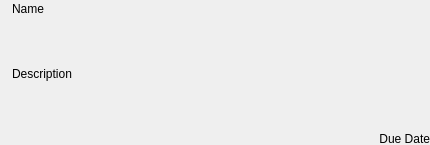
Before: the Qt Designer form taskwidget.ui in EgorMaksM/ToDo, drawn with Qt 5.
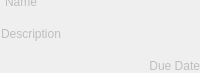
After: the same form once the commit is applied.

Diff of the .ui file:
```diff
--- a/taskwidget.ui
+++ b/taskwidget.ui
@@ -2,14 +2,23 @@
 <ui version="4.0">
  <class>TaskWidget</class>
  <widget class="QFrame" name="TaskWidget">
+  <property name="enabled">
+   <bool>false</bool>
+  </property>
   <property name="geometry">
    <rect>
     <x>0</x>
     <y>0</y>
-    <width>430</width>
-    <height>145</height>
+    <width>200</width>
+    <height>73</height>
    </rect>
   </property>
+  <property name="sizePolicy">
+   <sizepolicy hsizetype="Preferred" vsizetype="Preferred">
+    <horstretch>0</horstretch>
+    <verstretch>0</verstretch>
+   </sizepolicy>
+  </property>
   <property name="maximumSize">
    <size>
     <width>16777215</width>
@@ -30,11 +39,20 @@
     <rect>
      <x>-1</x>
      <y>-5</y>
-     <width>431</width>
-     <height>151</height>
+     <width>201</width>
+     <height>81</height>
     </rect>
    </property>
    <layout class="QHBoxLayout" name="mainLayout">
+    <property name="spacing">
+     <number>0</number>
+    </property>
+    <property name="sizeConstraint">
+     <enum>QLayout::SizeConstraint::SetDefaultConstraint</enum>
+    </property>
+    <property name="topMargin">
+     <number>0</number>
+    </property>
     <property name="bottomMargin">
      <number>0</number>
     </property>
@@ -60,7 +78,7 @@
        <number>0</number>
       </property>
       <property name="leftMargin">
-       <number>7</number>
+       <number>2</number>
       </property>
       <property name="topMargin">
        <number>0</number>
@@ -69,7 +87,7 @@
        <number>0</number>
       </property>
       <property name="bottomMargin">
-       <number>0</number>
+       <number>3</number>
       </property>
       <item>
        <layout class="QHBoxLayout" name="headerLayout">
@@ -77,10 +95,10 @@
          <number>0</number>
         </property>
         <property name="leftMargin">
-         <number>0</number>
+         <number>4</number>
         </property>
         <property name="topMargin">
-         <number>7</number>
+         <number>0</number>
         </property>
         <property name="rightMargin">
          <number>0</number>
```
